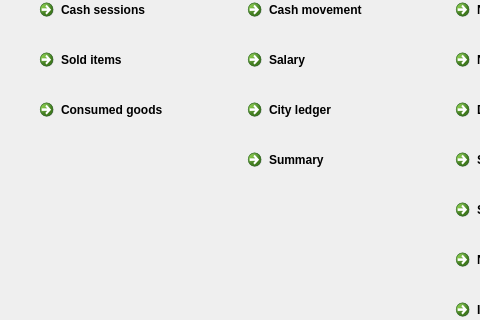
End1-1/Cafe5, file FrontDesk/wdashboard.ui: the form before one commit; both pictures show x 0 to 480 and y 102 to 422 of the 1412 by 666 pixel window.
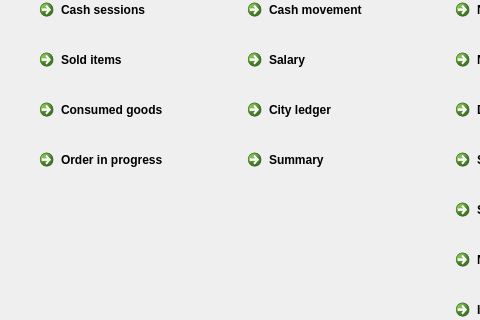
The form after the commit. Icons and pictures are not drawn.

The edit to the form file:
```diff
--- a/FrontDesk/wdashboard.ui
+++ b/FrontDesk/wdashboard.ui
@@ -705,6 +705,29 @@
         </property>
        </widget>
       </item>
+      <item>
+       <widget class="QCommandLinkButton" name="btnCashSessions_9">
+        <property name="sizePolicy">
+         <sizepolicy hsizetype="Preferred" vsizetype="Preferred">
+          <horstretch>0</horstretch>
+          <verstretch>0</verstretch>
+         </sizepolicy>
+        </property>
+        <property name="cursor">
+         <cursorShape>PointingHandCursor</cursorShape>
+        </property>
+        <property name="text">
+         <string>Order in progress</string>
+        </property>
+        <property name="icon">
+         <iconset resource="../resources/res.qrc">
+          <normaloff>:/workstation.png</normaloff>:/workstation.png</iconset>
+        </property>
+        <property name="form" stdset="0">
+         <string>form_order_in_progress</string>
+        </property>
+       </widget>
+      </item>
       <item>
        <spacer name="verticalSpacer_2">
         <property name="orientation">
```
